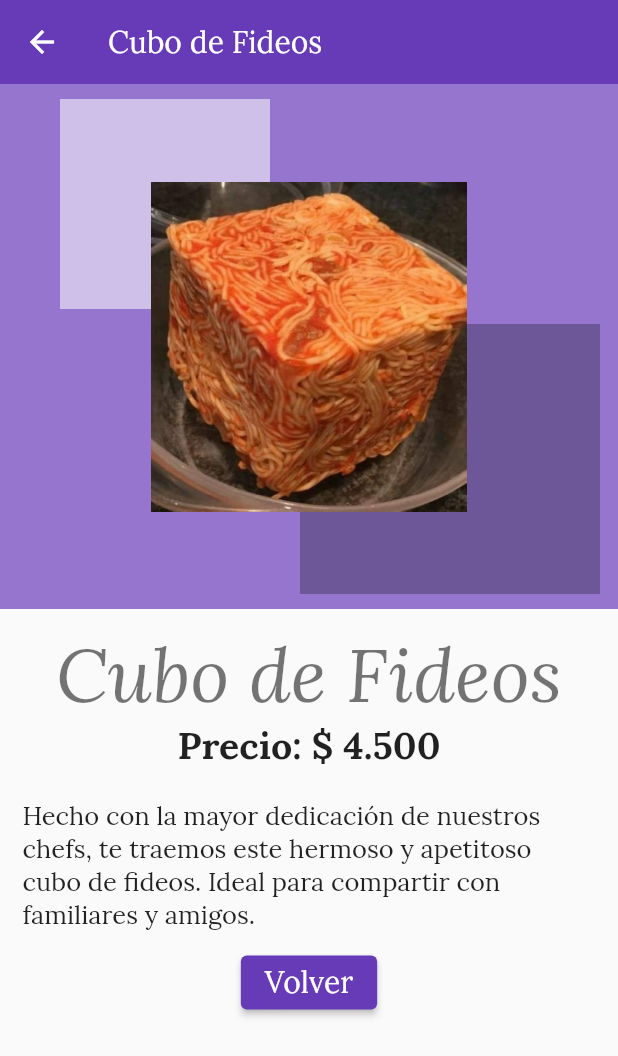
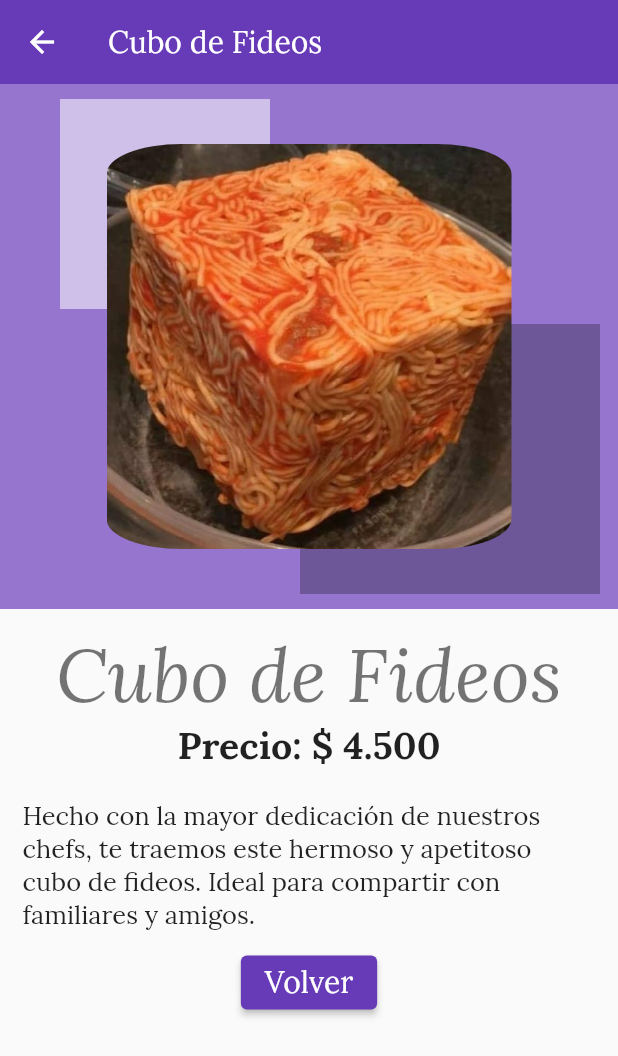
Before and after one commit to dima-RE/dam-t1, a Flutter app: the screen it shows after launch, item 2 of the bottom bar chosen, after a tap on "Ver", on a phone screen of 412 x 824 dp. Shown: the top 1056 px of the screen. Run offline on Flutter 3.47's test engine with Material 2 defaults, Android fonts, the phone set to English and light mode, and no system bars; our stand-ins replace material_design_icons_flutter.

Commit message:
Definiciones completas de la Version 1

```diff
--- a/lib/main.dart
+++ b/lib/main.dart
@@ -26,6 +26,10 @@ class MyApp extends StatelessWidget {
           fontFamily: 'Lora',
           textTheme: const TextTheme(
             headline1: TextStyle(fontSize: 50, fontStyle: FontStyle.italic),
+            headline2: TextStyle(
+                fontSize: 50,
+                fontStyle: FontStyle.italic,
+                color: Color(0xff97306c)),
             subtitle1: TextStyle(fontSize: 25, fontWeight: FontWeight.w700),
             subtitle2: TextStyle(fontSize: 20, fontWeight: FontWeight.w700),
             bodyText1: TextStyle(fontSize: 20, color: Colors.white),
--- a/lib/pages/home_page.dart
+++ b/lib/pages/home_page.dart
@@ -26,14 +26,14 @@ class _RootPageState extends State<RootPage> {
     {
       'pagina': TabProductos(),
       'texto': 'Productos',
-      'icono': MdiIcons.cartOutline,
+      'icono': MdiIcons.silverwareVariant,
       'color': 0xff59189e,
     },
     {
       'pagina': TabMenu(),
       'texto': 'Menú',
       'icono': MdiIcons.reorderHorizontal,
-      'color': 0xffe014dd,
+      'color': 0xffe094dd,
     },
   ];
 
--- a/lib/pages/tabs/inicio_tab.dart
+++ b/lib/pages/tabs/inicio_tab.dart
@@ -1,30 +1,84 @@
 import 'package:flutter/material.dart';
+import 'package:material_design_icons_flutter/material_design_icons_flutter.dart';
+import 'package:project_02/widgets/record_box.dart';
+import 'package:project_02/widgets/producto_preview.dart';
 
 class TabIni extends StatelessWidget {
-  const TabIni({Key? key}) : super(key: key);
+  //const TabIni({Key? key}) : super(key: key);
 
   @override
   Widget build(BuildContext context) {
-    return Center(
+    return SingleChildScrollView(
       child: Column(
-        mainAxisAlignment: MainAxisAlignment.spaceEvenly,
         children: [
-          Text(
-            'Lora Titulo 1',
-            style: Theme.of(context).textTheme.headline1,
+          Container(
+            width: double.infinity,
+            child: Row(
+              mainAxisAlignment: MainAxisAlignment.center,
+              children: [
+                Icon(
+                  MdiIcons.handHeart,
+                  size: 50,
+                  color: Color(0xff97306c),
+                ),
+                Text(
+                  ' Porti',
+                  style: Theme.of(context).textTheme.headline2,
+                ),
+              ],
+            ),
           ),
           Text(
-            'Lora Subtitulo 1',
-            style: Theme.of(context).textTheme.subtitle1,
+            'Restaurante',
+            style: Theme.of(context).textTheme.bodyText2,
           ),
-          Text(
-            'Lora Texto 1',
-            style: Theme.of(context).textTheme.bodyText1,
+          Container(
+            width: double.infinity,
+            margin: EdgeInsets.all(10),
+            decoration: BoxDecoration(
+              borderRadius: BorderRadius.all(Radius.circular(10.0)),
+              border: Border.all(color: Colors.indigoAccent, width: 2),
+            ),
+            child: Column(
+              mainAxisAlignment: MainAxisAlignment.spaceEvenly,
+              children: [
+                Text(
+                  'Especial del día:',
+                  style: Theme.of(context).textTheme.subtitle2,
+                ),
+                Text(
+                  'Cubo de Fideos',
+                  style: TextStyle(fontSize: 20),
+                ),
+                ElevatedButton(
+                  child: Text(
+                    'Ver',
+                    style: Theme.of(context).textTheme.bodyText1,
+                  ),
+                  onPressed: () {
+                    Navigator.push(
+                      context,
+                      MaterialPageRoute(
+                          builder: (context) => ProductoPreview(
+                                img: 'p1',
+                                nom: 'Cubo de Fideos',
+                                prec: '4.500',
+                                det: 'El especial del día',
+                              )),
+                    );
+                  },
+                )
+              ],
+            ),
           ),
-          Text(
-            'Lora Texto 2',
-            style: Theme.of(context).textTheme.bodyText2,
-          )
+          BoxImage(
+            title: 'Disfruta con nosotros.',
+            img: 'e2',
+          ),
+          BoxImage(
+            title: 'Música: Invita la casa.',
+            img: 'e4',
+          ),
         ],
       ),
     );
--- a/lib/pages/tabs/ubicacion_tab.dart
+++ b/lib/pages/tabs/ubicacion_tab.dart
@@ -16,19 +16,7 @@ class TabUbicacion extends StatelessWidget {
           mainAxisAlignment: MainAxisAlignment.spaceEvenly,
           children: [
             Text(
-              'Somos una empresa dedicada a la innovación alimentaria.',
-              style: Theme.of(context).textTheme.bodyText2,
-            ),
-            Text(
-              'Nos dedicamos al estudio de los alimentos y las infinitudes de combinaciones que podemos conseguir para el gusto de todas las personas.',
-              style: Theme.of(context).textTheme.bodyText2,
-            ),
-            Text(
-              'Contamos con el personal más experimentado de la región y reconocidos a nivel internacional por su espectacular trabajo en los últimos años.',
-              style: Theme.of(context).textTheme.bodyText2,
-            ),
-            Text(
-              'Cada día nos esforzamos más para sorprenderte.',
+              'Actualmente nos encontramos en Mall Plaza de Quilpué. Nos pueden ubicar en el último piso, cerca del cine.',
               style: Theme.of(context).textTheme.bodyText2,
             ),
             Container(
@@ -39,7 +27,7 @@ class TabUbicacion extends StatelessWidget {
                 border: Border.all(color: Colors.deepPurple),
                 image: DecorationImage(
                   fit: BoxFit.fitWidth,
-                  image: AssetImage('assets/images/empresa/e1.jpg'),
+                  image: AssetImage('assets/images/empresa/e1.png'),
                 ),
               ),
             ),
--- /dev/null
+++ b/lib/widgets/image_box.dart
@@ -0,0 +1,25 @@
+import 'package:flutter/material.dart';
+
+class ImagePic extends StatelessWidget {
+  const ImagePic({
+    Key? key,
+    required this.img,
+  }) : super(key: key);
+
+  final String img;
+
+  @override
+  Widget build(BuildContext context) {
+    return Container(
+      height: 270,
+      width: 270,
+      decoration: BoxDecoration(
+        borderRadius: BorderRadius.all(Radius.elliptical(50, 20)),
+        image: DecorationImage(
+          fit: BoxFit.fitWidth,
+          image: AssetImage('assets/images/productos/$img.jpg'),
+        ),
+      ),
+    );
+  }
+}
--- a/lib/widgets/producto_card.dart
+++ b/lib/widgets/producto_card.dart
@@ -1,4 +1,5 @@
 import 'package:flutter/material.dart';
+import 'package:project_02/widgets/image_box.dart';
 import 'package:project_02/widgets/producto_preview.dart';
 
 class ProductoCard extends StatelessWidget {
@@ -21,16 +22,13 @@ class ProductoCard extends StatelessWidget {
       width: double.infinity,
       height: 450,
       decoration: BoxDecoration(
-        borderRadius: BorderRadius.all(Radius.circular(5.0)),
+        borderRadius: BorderRadius.all(Radius.circular(7.0)),
         border: Border.all(color: Colors.indigoAccent),
       ),
       // Elemento
       child: Column(
         children: [
-          Image(
-            height: 300,
-            image: AssetImage('assets/images/productos/$img.jpg'),
-          ),
+          ImagePic(img: img),
           Container(
             margin: EdgeInsets.all(5),
             child: Column(
--- a/lib/widgets/producto_preview.dart
+++ b/lib/widgets/producto_preview.dart
@@ -1,4 +1,5 @@
 import 'package:flutter/material.dart';
+import 'package:project_02/widgets/image_box.dart';
 
 class ProductoPreview extends StatelessWidget {
   //const ProductoPreview({Key? key}) : super(key: key);
@@ -51,11 +52,7 @@ class ProductoPreview extends StatelessWidget {
                       ),
                       Container(
                         alignment: Alignment.center,
-                        child: Image(
-                          //width: 250,
-                          height: 220,
-                          image: AssetImage('assets/images/productos/$img.jpg'),
-                        ),
+                        child: ImagePic(img: img),
                       ),
                     ],
                   ),
--- /dev/null
+++ b/lib/widgets/record_box.dart
@@ -0,0 +1,42 @@
+import 'package:flutter/material.dart';
+
+class BoxImage extends StatelessWidget {
+  /*const boxImage({
+    Key? key,
+  }) : super(key: key);*/
+  final String img, title;
+
+  BoxImage({this.title = "", this.img = ""});
+
+  @override
+  Widget build(BuildContext context) {
+    return Container(
+      margin: EdgeInsets.all(10),
+      height: 210,
+      width: double.infinity,
+      decoration: BoxDecoration(
+          borderRadius: BorderRadius.all(Radius.circular(10.0)),
+          border: Border.all(width: 2),
+          image: DecorationImage(
+            fit: BoxFit.fitWidth,
+            image: AssetImage('assets/images/empresa/$img.jpg'),
+          )),
+      child: Column(
+        children: [
+          Spacer(
+            flex: 2,
+          ),
+          Container(
+            height: 25,
+            alignment: Alignment.bottomCenter,
+            color: Colors.black54,
+            child: Text(
+              title,
+              style: Theme.of(context).textTheme.bodyText1,
+            ),
+          ),
+        ],
+      ),
+    );
+  }
+}
```
Also changed, not shown: assets/images/empresa/e4.jpg, assets/images/productos/p2.jpg, assets/images/productos/p3.jpg.
